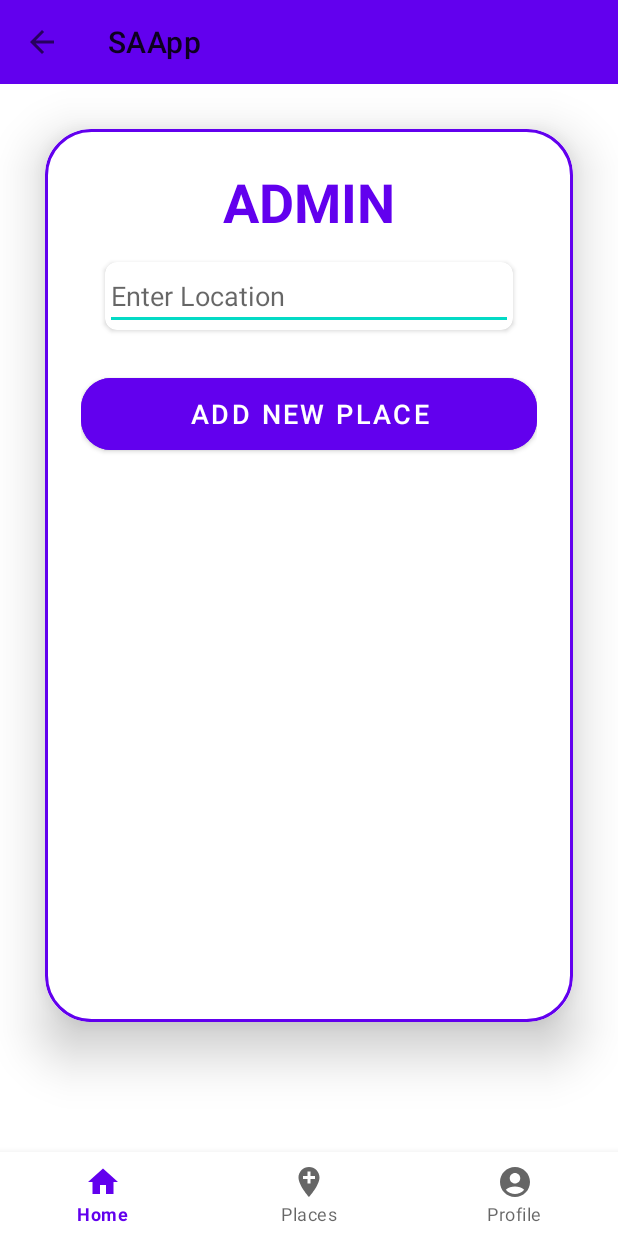
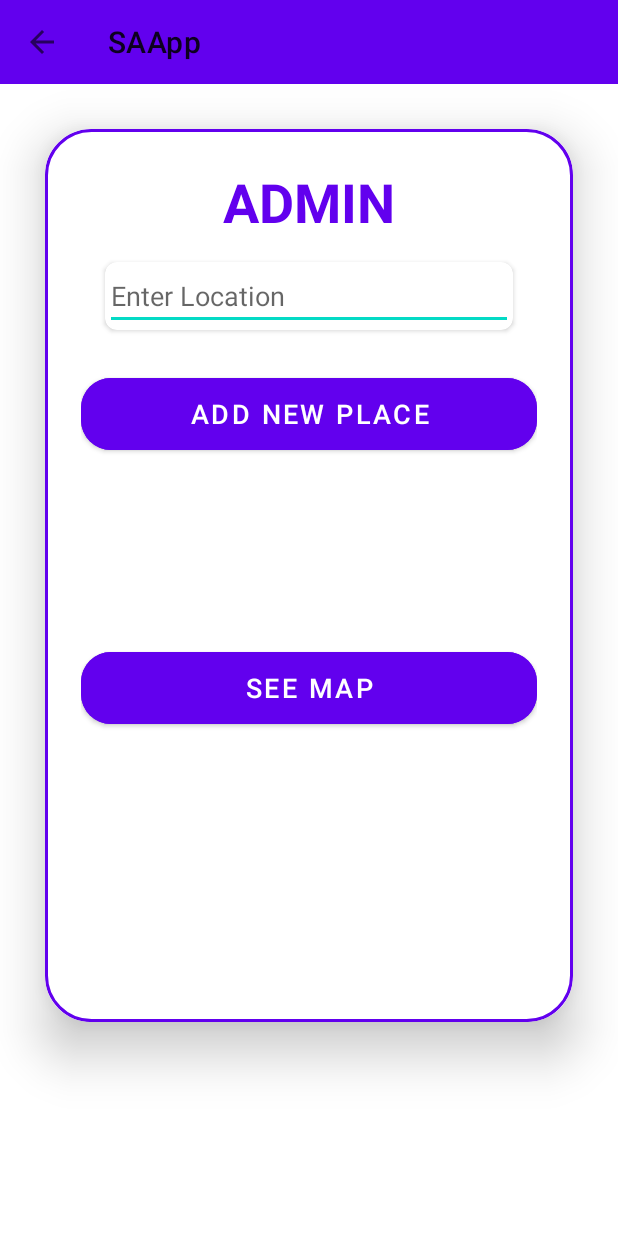
Before and after one commit to goncalobraga27/SA, an Android app: the AddPlaceActivity screen opened directly, with no data from a screen before it, on a phone screen of 412 x 824 dp. Run offline under Robolectric (Android 15) with nearby library versions, the phone set to English and light mode, and no system bars; 2 statements that could not run were skipped.

Commit message:
Change one button to see the main activity

```diff
--- a/SAApp/app/src/main/java/com/example/saapp/AddPlaceActivity.java
+++ b/SAApp/app/src/main/java/com/example/saapp/AddPlaceActivity.java
@@ -1,5 +1,8 @@
 package com.example.saapp;
 
+import static com.example.saapp.ui.home.HomeFragment.INITIAL_CAMERA_ZOOM;
+
+import android.content.Intent;
 import android.os.Bundle;
 import android.util.Log;
 import android.view.MenuItem;
@@ -13,6 +16,8 @@ import androidx.appcompat.app.AppCompatActivity;
 import androidx.appcompat.widget.Toolbar;
 
 import com.example.saapp.ui.home.HomeFragment;
+import com.google.android.gms.maps.CameraUpdateFactory;
+import com.google.android.gms.maps.model.MarkerOptions;
 import com.google.android.libraries.places.api.Places;
 import com.google.android.libraries.places.api.model.AutocompletePrediction;
 import com.google.android.libraries.places.api.model.AutocompleteSessionToken;
@@ -28,7 +33,7 @@ import com.google.android.libraries.places.api.model.AutocompletePrediction;
 import java.util.Arrays;
 import java.util.List;
 
-public class AddPlaceActivity extends AppCompatActivity implements HomeFragment.BottomSheetListener {
+public class AddPlaceActivity extends AppCompatActivity implements HomeFragment.showLocationPinListener {
     private PlacesClient placesClient;
 
     @Override
@@ -39,6 +44,7 @@ public class AddPlaceActivity extends AppCompatActivity implements HomeFragment.
         EditText editTextLocation = findViewById(R.id.editTextLocation);
         Button buttonAddPlace = findViewById(R.id.buttonAddPlace);
         TextView textViewPlaceDetails =findViewById(R.id.textViewPlaceDetails);
+        Button buttonViewMap = findViewById(R.id.buttonViewMap);
 
         if (!Places.isInitialized()) {
             Places.initialize(this, BuildConfig.MAPS_API_KEY);
@@ -68,12 +74,19 @@ public class AddPlaceActivity extends AppCompatActivity implements HomeFragment.
                             // Enviar a solicitação de busca de lugar para obter informações detalhadas sobre o lugar
                             placesClient.fetchPlace(fetchRequest).addOnSuccessListener(fetchResponse -> {
                                 Place place = fetchResponse.getPlace();
-                                showBottomSheetPlaceDetails(place);
+                                showLocationPinListener(place);
                                 StringBuilder detailsBuilder = new StringBuilder();
-                                detailsBuilder.append("Place Name: ").append(place.getName()).append("\n");
                                 detailsBuilder.append("Place Coords: ").append(place.getLatLng()).append("\n");
                                 textViewPlaceDetails.setVisibility(View.VISIBLE);
                                 textViewPlaceDetails.setText(detailsBuilder.toString());
+                                buttonViewMap.setOnClickListener(new View.OnClickListener() {
+                                    @Override
+                                    public void onClick(View v) {
+                                        // Inicie a nova atividade que contém o fragmento do mapa
+                                        Intent intent = new Intent(AddPlaceActivity.this, MainActivity.class);
+                                        startActivity(intent);
+                                    }
+                                });
                             }).addOnFailureListener(exception -> {
                                 editTextLocation.setError("Cannot obtain location");
                             });
@@ -111,12 +124,15 @@ public class AddPlaceActivity extends AppCompatActivity implements HomeFragment.
     }
 
     @Override
-    public void showBottomSheetPlaceDetails(Place place) {
-        // Chame o método showBottomSheetPlaceDetails aqui
-        // Você pode acessar o fragmento usando o FragmentManager
+    public void showLocationPinListener(Place place) {
         HomeFragment homeFragment = (HomeFragment) getSupportFragmentManager().findFragmentById(R.id.fragment_home);
         if (homeFragment != null) {
-            homeFragment.showBottomSheetPlaceDetails(place);
+            homeFragment.googleMap.animateCamera(CameraUpdateFactory.newLatLngZoom(place.getLatLng(), INITIAL_CAMERA_ZOOM));
+
+            MarkerOptions markerOptions = new MarkerOptions();
+            markerOptions.position(place.getLatLng());
+            markerOptions.title(place.getName());
+            homeFragment.googleMap.addMarker(markerOptions);
         }
     }
 
--- a/SAApp/app/src/main/java/com/example/saapp/ui/home/HomeFragment.java
+++ b/SAApp/app/src/main/java/com/example/saapp/ui/home/HomeFragment.java
@@ -71,7 +71,7 @@ public class HomeFragment extends Fragment implements OnMapReadyCallback {
             Place.Field.RATING,
             Place.Field.PRICE_LEVEL);
     private FragmentHomeBinding binding;
-    private GoogleMap googleMap;
+    public GoogleMap googleMap;
     private FusedLocationProviderClient fusedLocationClient;
     private LocationCallback locationCallback;
     private LocationRequest locationRequest;
@@ -165,7 +165,7 @@ public class HomeFragment extends Fragment implements OnMapReadyCallback {
 
     }
 
-    public void showBottomSheetPlaceDetails(Place place) {
+    private void showBottomSheetPlaceDetails(Place place) {
         View bottomSheetView = getLayoutInflater().inflate(R.layout.bottom_sheet_place_details, null);
         BottomSheetDialog bottomSheetDialog = new BottomSheetDialog(requireContext());
         bottomSheetDialog.setContentView(bottomSheetView);
@@ -283,7 +283,7 @@ public class HomeFragment extends Fragment implements OnMapReadyCallback {
                 });
     }
 
-    public interface BottomSheetListener {
-        void showBottomSheetPlaceDetails(Place place);
+    public interface showLocationPinListener {
+        void showLocationPinListener(Place place);
     }
 }
--- a/SAApp/app/src/main/res/layout/activity_add_place.xml
+++ b/SAApp/app/src/main/res/layout/activity_add_place.xml
@@ -9,18 +9,6 @@
     android:gravity="center"
     android:id="@+id/fragment_admin"
     tools:context=".AddPlaceActivity">
-
-    <com.google.android.material.bottomnavigation.BottomNavigationView
-        android:id="@+id/nav_view"
-        android:layout_width="0dp"
-        android:layout_height="wrap_content"
-        android:layout_marginStart="0dp"
-        android:layout_marginEnd="0dp"
-        android:background="?android:attr/windowBackground"
-        app:layout_constraintBottom_toBottomOf="parent"
-        app:layout_constraintLeft_toLeftOf="parent"
-        app:layout_constraintRight_toRightOf="parent"
-        app:menu="@menu/bottom_nav_menu" />
 
     <androidx.appcompat.widget.Toolbar
         android:id="@+id/toolbar"
@@ -97,9 +85,19 @@
                 android:visibility="invisible"
                 tools:ignore="MissingConstraints" />
 
+            <Button
+                android:id="@+id/buttonViewMap"
+                android:layout_width="match_parent"
+                android:layout_height="60dp"
+                android:backgroundTint="@color/purple_500"
+                android:text="@string/view_map"
+                android:textSize="18sp"
+                app:cornerRadius="20dp"
+                tools:layout_editor_absoluteX="-47dp"
+                tools:layout_editor_absoluteY="681dp" />
+
         </LinearLayout>
 
-        <!-- Text View to see added places -->
     </androidx.cardview.widget.CardView>
 
 
--- a/SAApp/app/src/main/res/values/strings.xml
+++ b/SAApp/app/src/main/res/values/strings.xml
@@ -48,4 +48,5 @@
     <string name="prompt_role">Role</string>
     <string name="enter_location">Enter Location</string>
     <string name="title_places">Places</string>
+    <string name="view_map">See map</string>
 </resources>
```
